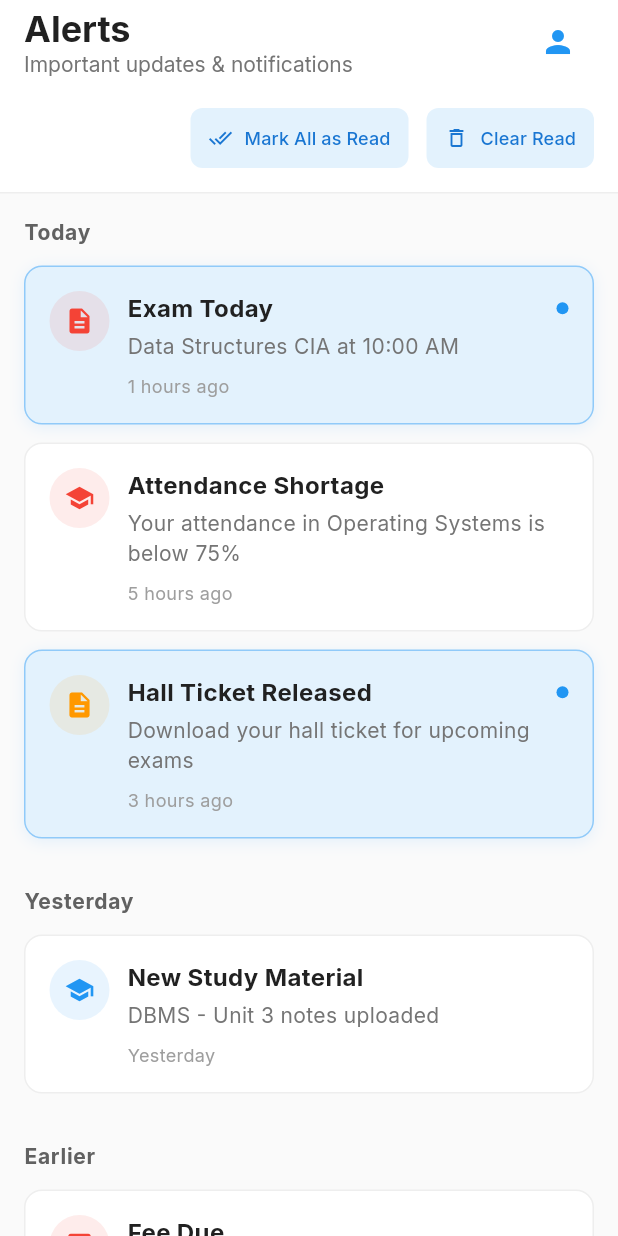
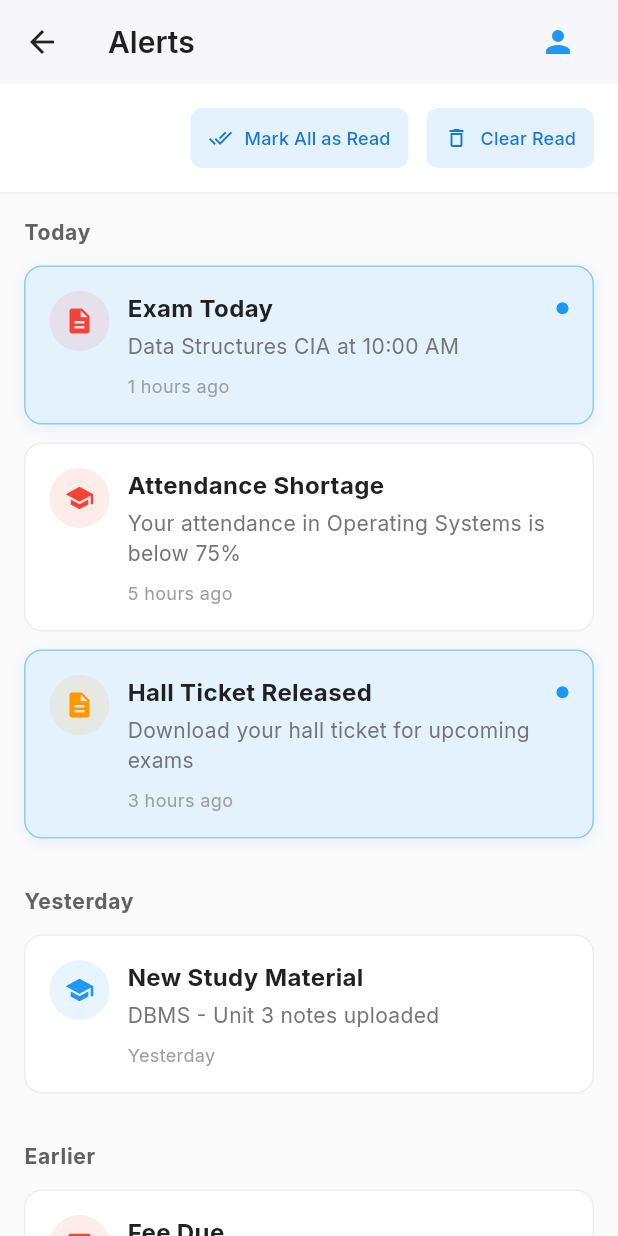
Before and after one commit to MarkJr24/Studux-ai-, a Flutter app: the StudentAlertsScreen screen opened directly, on a phone screen of 412 x 824 dp. Run offline on Flutter 3.47's test engine with Material 3 defaults, Android fonts, the light colour scheme and no system bars; our stand-ins replace flutter_animate, fluttertoast, google_fonts, lottie, qr_flutter; network calls fail.

Commit message:
Refactor navigation in Student Home and Alerts Screens to use push instead of pushReplacement for better back navigation experience. Updated AppBar in Alerts Screen with a back button and adjusted title styling for improved UI consistency.

```diff
--- a/lib/presentation/screens/student/student_alerts_screen.dart
+++ b/lib/presentation/screens/student/student_alerts_screen.dart
@@ -152,27 +152,19 @@ class _StudentAlertsScreenState extends State<StudentAlertsScreen> {
 
   PreferredSizeWidget _buildAppBar() {
     return AppBar(
+      leading: IconButton(
+        icon: const Icon(Icons.arrow_back, color: Color(0xFF212121)),
+        onPressed: () => Navigator.pop(context),
+      ),
       backgroundColor: Colors.white,
-      elevation: 0,
-      title: Column(
-        crossAxisAlignment: CrossAxisAlignment.start,
-        children: [
-          Text(
-            'Alerts',
-            style: GoogleFonts.inter(
-              fontSize: 24,
-              fontWeight: FontWeight.bold,
-              color: AppColors.textPrimary,
-            ),
-          ),
-          Text(
-            'Important updates & notifications',
-            style: GoogleFonts.inter(
-              fontSize: 14,
-              color: Colors.grey[600],
-            ),
-          ),
-        ],
+      elevation: 1,
+      title: Text(
+        'Alerts',
+        style: GoogleFonts.inter(
+          fontSize: 20,
+          fontWeight: FontWeight.w600,
+          color: const Color(0xFF212121),
+        ),
       ),
       actions: [
         Padding(
--- a/lib/presentation/screens/student/student_home_screen.dart
+++ b/lib/presentation/screens/student/student_home_screen.dart
@@ -444,7 +444,7 @@ class _StudentHomeScreenState extends State<StudentHomeScreen> {
             const Spacer(),
             TextButton(
               onPressed: () {
-                Navigator.pushReplacement(
+                Navigator.push(
                   context,
                   MaterialPageRoute(builder: (context) => const StudentAlertsScreen()),
                 );
@@ -475,7 +475,7 @@ class _StudentHomeScreenState extends State<StudentHomeScreen> {
       color: Colors.transparent,
       child: InkWell(
         onTap: () {
-          Navigator.pushReplacement(
+          Navigator.push(
             context,
             MaterialPageRoute(builder: (context) => const StudentAlertsScreen()),
           );
```
